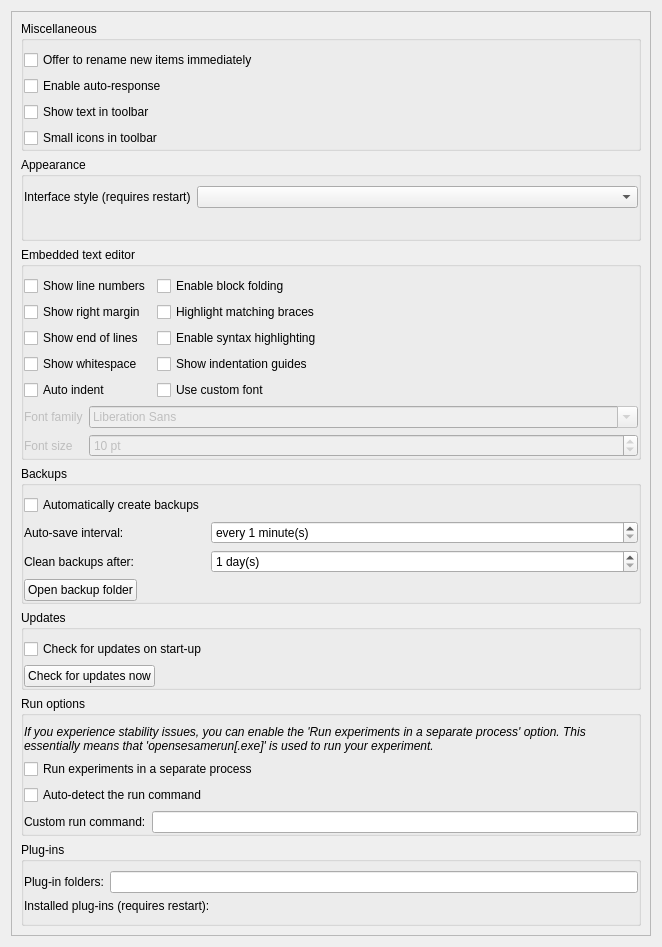
Old version of the form resources/ui/preferences_widget.ui in the repository open-cogsci/OpenSesame.
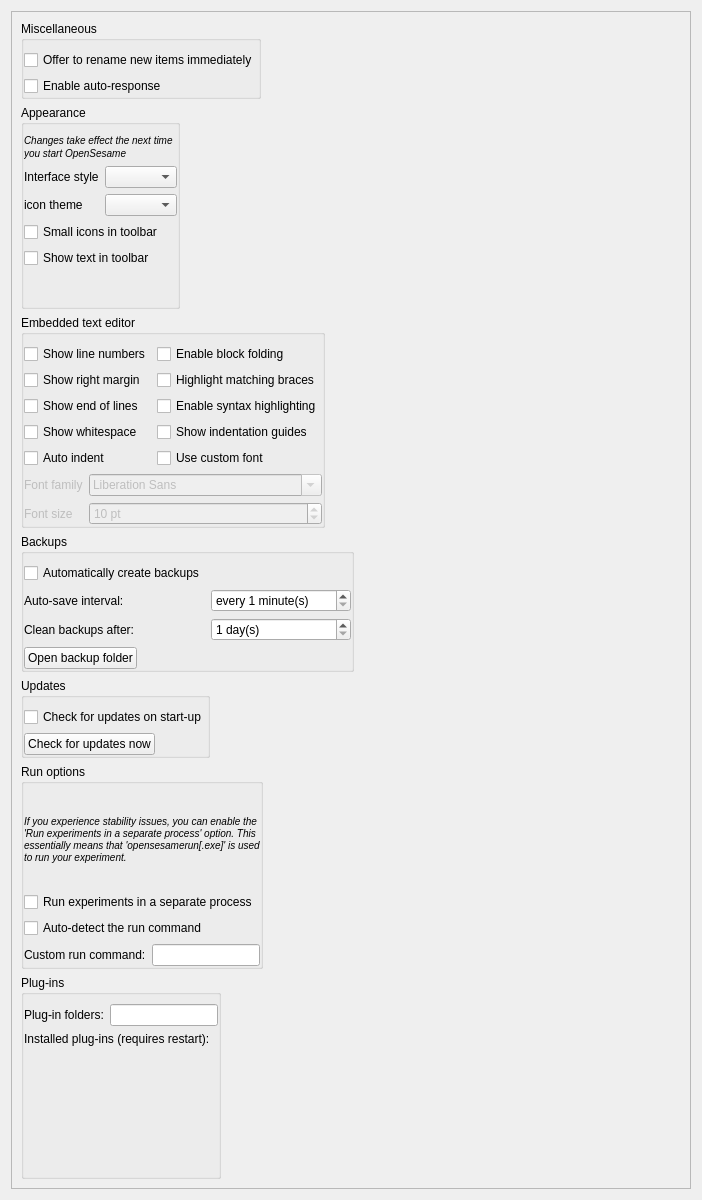
New version of the form. Icons and pictures are not drawn.

Commit message: Add icon theme selection to preferences

What changed in the file:
```diff
--- a/resources/ui/preferences_widget.ui
+++ b/resources/ui/preferences_widget.ui
@@ -6,8 +6,8 @@
    <rect>
     <x>0</x>
     <y>0</y>
-    <width>662</width>
-    <height>947</height>
+    <width>702</width>
+    <height>1200</height>
    </rect>
   </property>
   <property name="windowTitle">
@@ -24,15 +24,15 @@
        <rect>
         <x>0</x>
         <y>0</y>
-        <width>634</width>
-        <height>935</height>
+        <width>682</width>
+        <height>1180</height>
        </rect>
       </property>
       <layout class="QVBoxLayout" name="verticalLayout_2">
        <item>
         <widget class="QGroupBox" name="groupBox_2">
          <property name="sizePolicy">
-          <sizepolicy hsizetype="Preferred" vsizetype="Fixed">
+          <sizepolicy hsizetype="Fixed" vsizetype="Fixed">
            <horstretch>0</horstretch>
            <verstretch>0</verstretch>
           </sizepolicy>
@@ -67,32 +67,21 @@
             </property>
            </widget>
           </item>
-          <item row="2" column="0">
-           <widget class="QCheckBox" name="checkbox_toolbar_text">
-            <property name="text">
-             <string>Show text in toolbar</string>
-            </property>
-           </widget>
-          </item>
-          <item row="3" column="0">
-           <widget class="QCheckBox" name="checkbox_small_toolbar">
-            <property name="text">
-             <string>Small icons in toolbar</string>
-            </property>
-           </widget>
-          </item>
          </layout>
         </widget>
        </item>
        <item>
         <widget class="QGroupBox" name="groupBox_5">
+         <property name="sizePolicy">
+          <sizepolicy hsizetype="Fixed" vsizetype="Preferred">
+           <horstretch>0</horstretch>
+           <verstretch>0</verstretch>
+          </sizepolicy>
+         </property>
          <property name="title">
           <string>Appearance</string>
          </property>
          <layout class="QFormLayout" name="formLayout_4">
-          <property name="fieldGrowthPolicy">
-           <enum>QFormLayout::AllNonFixedFieldsGrow</enum>
-          </property>
           <property name="leftMargin">
            <number>0</number>
           </property>
@@ -105,21 +94,62 @@
           <property name="bottomMargin">
            <number>0</number>
           </property>
-          <item row="0" column="0">
+          <item row="1" column="0">
            <widget class="QLabel" name="label_2">
             <property name="text">
-             <string>Interface style (requires restart)</string>
+             <string>Interface style</string>
             </property>
            </widget>
           </item>
-          <item row="0" column="1">
+          <item row="1" column="1">
            <widget class="QComboBox" name="combobox_style"/>
           </item>
+          <item row="2" column="0">
+           <widget class="QLabel" name="label_7">
+            <property name="text">
+             <string>icon theme</string>
+            </property>
+           </widget>
+          </item>
+          <item row="2" column="1">
+           <widget class="QComboBox" name="combobox_theme"/>
+          </item>
+          <item row="0" column="0" colspan="2">
+           <widget class="QLabel" name="label_8">
+            <property name="text">
+             <string>&lt;small&gt;&lt;i&gt;Changes take effect the next time you start OpenSesame&lt;/i&gt;&lt;/small&gt;
+</string>
+            </property>
+            <property name="wordWrap">
+             <bool>true</bool>
+            </property>
+           </widget>
+          </item>
+          <item row="3" column="0" colspan="2">
+           <widget class="QCheckBox" name="checkbox_small_toolbar">
+            <property name="text">
+             <string>Small icons in toolbar</string>
+            </property>
+           </widget>
+          </item>
+          <item row="4" column="0" colspan="2">
+           <widget class="QCheckBox" name="checkbox_toolbar_text">
+            <property name="text">
+             <string>Show text in toolbar</string>
+            </property>
+           </widget>
+          </item>
          </layout>
         </widget>
        </item>
        <item>
         <widget class="QGroupBox" name="groupbox_scintilla">
+         <property name="sizePolicy">
+          <sizepolicy hsizetype="Fixed" vsizetype="Preferred">
+           <horstretch>0</horstretch>
+           <verstretch>0</verstretch>
+          </sizepolicy>
+         </property>
          <property name="title">
           <string>Embedded text editor</string>
          </property>
@@ -257,7 +287,7 @@
        <item>
         <widget class="QGroupBox" name="groupBox">
          <property name="sizePolicy">
-          <sizepolicy hsizetype="Preferred" vsizetype="Fixed">
+          <sizepolicy hsizetype="Fixed" vsizetype="Fixed">
            <horstretch>0</horstretch>
            <verstretch>0</verstretch>
           </sizepolicy>
@@ -354,7 +384,7 @@
        <item>
         <widget class="QGroupBox" name="groupBox_3">
          <property name="sizePolicy">
-          <sizepolicy hsizetype="Preferred" vsizetype="Fixed">
+          <sizepolicy hsizetype="Fixed" vsizetype="Fixed">
            <horstretch>0</horstretch>
            <verstretch>0</verstretch>
           </sizepolicy>
@@ -398,6 +428,12 @@
        </item>
        <item>
         <widget class="QGroupBox" name="groupBox_4">
+         <property name="sizePolicy">
+          <sizepolicy hsizetype="Fixed" vsizetype="Preferred">
+           <horstretch>0</horstretch>
+           <verstretch>0</verstretch>
+          </sizepolicy>
+         </property>
          <property name="title">
           <string>Run options</string>
          </property>
@@ -417,7 +453,7 @@
           <item row="0" column="0" colspan="2">
            <widget class="QLabel" name="label">
             <property name="text">
-             <string>&lt;i&gt;If you experience stability issues, you can enable the 'Run experiments in a separate process' option. This essentially means that 'opensesamerun[.exe]' is used to run your experiment.&lt;/i&gt;</string>
+             <string>&lt;small&gt;&lt;i&gt;If you experience stability issues, you can enable the 'Run experiments in a separate process' option. This essentially means that 'opensesamerun[.exe]' is used to run your experiment.&lt;/i&gt;&lt;/small&gt;</string>
             </property>
             <property name="wordWrap">
              <bool>true</bool>
@@ -453,6 +489,12 @@
        </item>
        <item>
         <widget class="QGroupBox" name="groupBox_6">
+         <property name="sizePolicy">
+          <sizepolicy hsizetype="Fixed" vsizetype="Preferred">
+           <horstretch>0</horstretch>
+           <verstretch>0</verstretch>
+          </sizepolicy>
+         </property>
          <property name="title">
           <string>Plug-ins</string>
          </property>
```
The commit also changes 3 other files.
